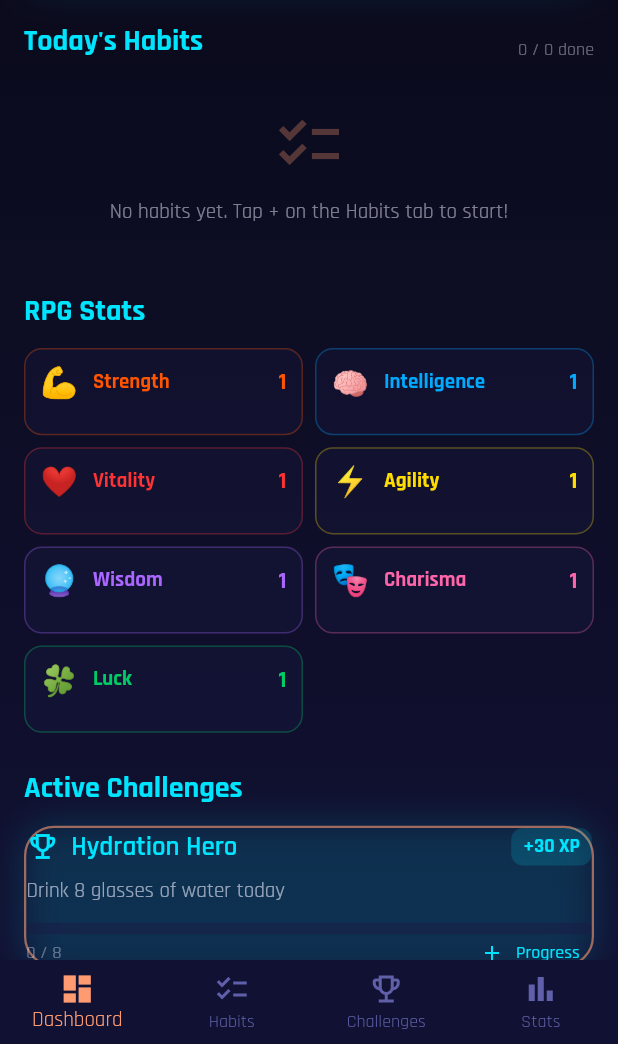
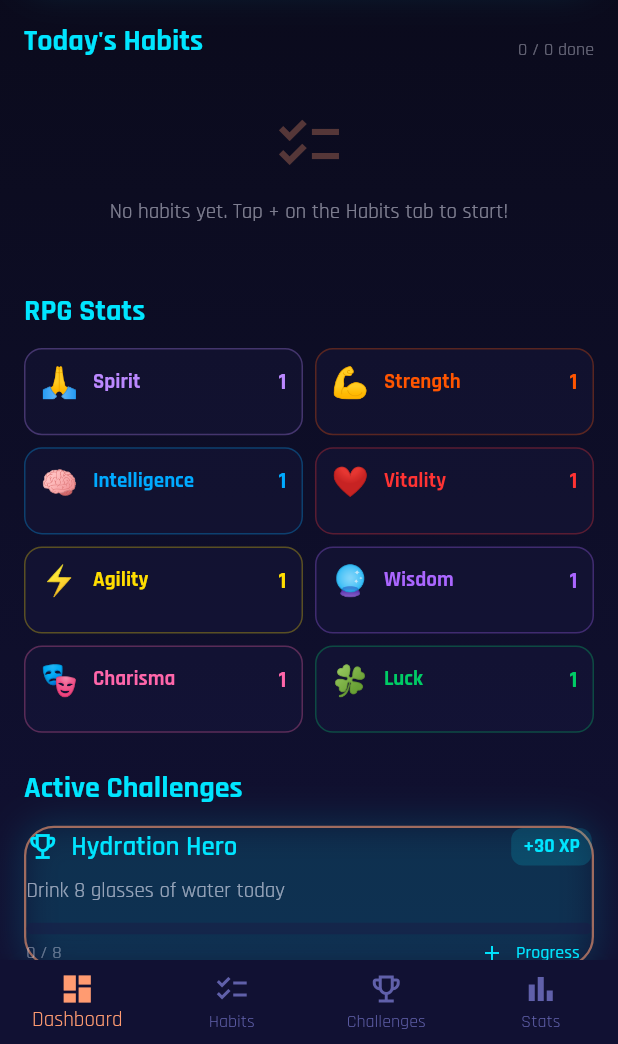
Before and after one commit to synthalorian/open-habit, a Flutter app: the screen it shows after launch, on a phone screen of 412 x 824 dp, the part 192-1236 px from its top. Run offline on Flutter 3.47's test engine with Material 3 defaults, Android fonts, the phone set to English and light mode, and no system bars; our stand-ins replace fl_chart, flutter_riverpod, google_fonts, shared_preferences.

Commit message:
Fix dialog overflow bug + add Spirit stat with 🙏
- Wrapped New Habit dialog content in SingleChildScrollView
  to prevent 'BOTTOM OVERFLOWED BY 37 PIXELS' when keyboard is open
- Added Spirit (🙏) as the 8th default stat with Mindfulness/General mappings

```diff
--- a/flutter_app/lib/screens/habits_screen.dart
+++ b/flutter_app/lib/screens/habits_screen.dart
@@ -131,7 +131,8 @@ class HabitsScreen extends ConsumerWidget {
               ),
             ],
           ),
-          content: Column(
+          content: SingleChildScrollView(
+            child: Column(
               mainAxisSize: MainAxisSize.min,
               children: [
                 // Bad habit toggle
@@ -237,6 +238,7 @@ class HabitsScreen extends ConsumerWidget {
                 ],
               ],
             ),
+          ),
           actions: [
             TextButton(
                 onPressed: () => Navigator.pop(context),
--- a/flutter_app/lib/services/local_database_service.dart
+++ b/flutter_app/lib/services/local_database_service.dart
@@ -641,6 +641,7 @@ class LocalDatabaseService extends ChangeNotifier {
       ];
 
   List<StatData> _defaultStats() => [
+        StatData(id: 'stat_spi', name: 'Spirit', icon: '🙏', color: '#BB88FF', categoryMappings: '["Mindfulness","General"]'),
         StatData(id: 'stat_str', name: 'Strength', icon: '💪', color: '#FF5500', categoryMappings: '["Fitness"]'),
         StatData(id: 'stat_int', name: 'Intelligence', icon: '🧠', color: '#00AAFF', categoryMappings: '["Learning","Creative"]'),
         StatData(id: 'stat_vit', name: 'Vitality', icon: '❤️', color: '#FF3333', categoryMappings: '["Mindfulness","Nutrition"]'),
```
Lines whose indentation alone changed are shown as unchanged.
